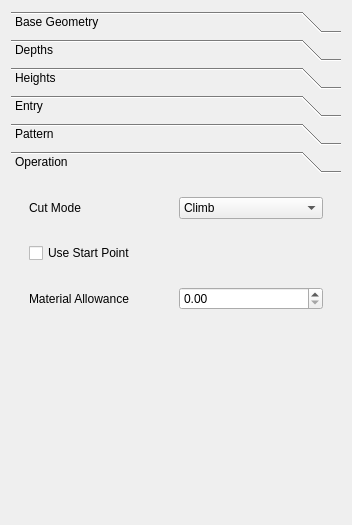
Above: src/Mod/Path/Gui/Resources/panels/MillFaceEdit.ui from berndhahnebach/All_FreeCAD before the change. Below: the same form after it.
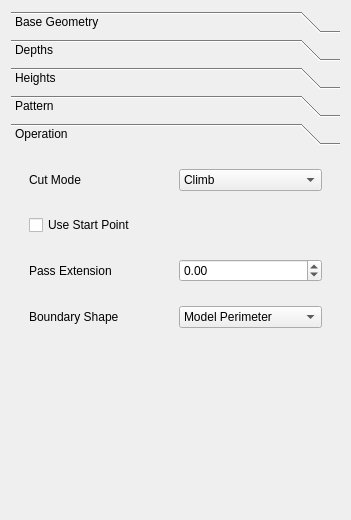
That is the form after the change. The open tabs and pages were chosen to show the change. Icons and pictures are not drawn. Custom widgets are drawn as their Qt base class.

Commit message: incorporating TechDraw findShapeOutline

```diff
--- a/src/Mod/Path/Gui/Resources/panels/MillFaceEdit.ui
+++ b/src/Mod/Path/Gui/Resources/panels/MillFaceEdit.ui
@@ -6,8 +6,8 @@
    <rect>
     <x>0</x>
     <y>0</y>
-    <width>352</width>
-    <height>525</height>
+    <width>351</width>
+    <height>520</height>
    </rect>
   </property>
   <property name="minimumSize">
@@ -237,20 +237,6 @@
        </item>
       </layout>
      </widget>
-     <widget class="QWidget" name="Entry">
-      <property name="geometry">
-       <rect>
-        <x>0</x>
-        <y>0</y>
-        <width>334</width>
-        <height>329</height>
-       </rect>
-      </property>
-      <attribute name="label">
-       <string>Entry</string>
-      </attribute>
-      <layout class="QGridLayout" name="gridLayout_3"/>
-     </widget>
      <widget class="QWidget" name="Pattern">
       <property name="geometry">
        <rect>
@@ -330,8 +316,8 @@
        <rect>
         <x>0</x>
         <y>0</y>
-        <width>334</width>
-        <height>329</height>
+        <width>333</width>
+        <height>353</height>
        </rect>
       </property>
       <attribute name="icon">
@@ -341,11 +327,8 @@
       <attribute name="label">
        <string>Operation</string>
       </attribute>
-      <layout class="QFormLayout" name="formLayout_2">
-       <property name="fieldGrowthPolicy">
-        <enum>QFormLayout::AllNonFixedFieldsGrow</enum>
-       </property>
-       <item row="3" column="0" colspan="2">
+      <layout class="QVBoxLayout" name="verticalLayout">
+       <item>
         <widget class="QWidget" name="widget_3" native="true">
          <layout class="QGridLayout" name="gridLayout_5">
           <item row="0" column="0">
@@ -372,7 +355,7 @@
          </layout>
         </widget>
        </item>
-       <item row="4" column="0" colspan="2">
+       <item>
         <widget class="QWidget" name="widget_2" native="true">
          <layout class="QGridLayout" name="gridLayout_4">
           <item row="0" column="0">
@@ -385,22 +368,69 @@
          </layout>
         </widget>
        </item>
-       <item row="5" column="0" colspan="2">
+       <item>
         <widget class="QWidget" name="widget_4" native="true">
          <layout class="QGridLayout" name="gridLayout_6">
           <item row="0" column="0">
            <widget class="QLabel" name="label_8">
             <property name="text">
-             <string>Material Allowance</string>
+             <string>Pass Extension</string>
             </property>
            </widget>
           </item>
           <item row="0" column="1">
-           <widget class="QDoubleSpinBox" name="extraOffset"/>
+           <widget class="QDoubleSpinBox" name="extraOffset">
+            <property name="minimum">
+             <double>-99.000000000000000</double>
+            </property>
+            <property name="maximum">
+             <double>99.000000000000000</double>
+            </property>
+           </widget>
           </item>
          </layout>
         </widget>
        </item>
+       <item>
+        <widget class="QWidget" name="widget_5" native="true">
+         <layout class="QGridLayout" name="gridLayout_7">
+          <item row="0" column="0">
+           <widget class="QLabel" name="label_12">
+            <property name="text">
+             <string>Boundary Shape</string>
+            </property>
+           </widget>
+          </item>
+          <item row="0" column="1">
+           <widget class="QComboBox" name="boundaryShape">
+            <item>
+             <property name="text">
+              <string>Model Perimeter</string>
+             </property>
+            </item>
+            <item>
+             <property name="text">
+              <string>Model Boundbox</string>
+             </property>
+            </item>
+           </widget>
+          </item>
+         </layout>
+        </widget>
+       </item>
+       <item>
+        <spacer name="verticalSpacer">
+         <property name="orientation">
+          <enum>Qt::Vertical</enum>
+         </property>
+         <property name="sizeHint" stdset="0">
+          <size>
+           <width>20</width>
+           <height>116</height>
+          </size>
+         </property>
+        </spacer>
+       </item>
       </layout>
      </widget>
     </widget>
```
Left out of the diff: 28 changed lines with no effect on the pictures. The commit also changes 4 other files.
